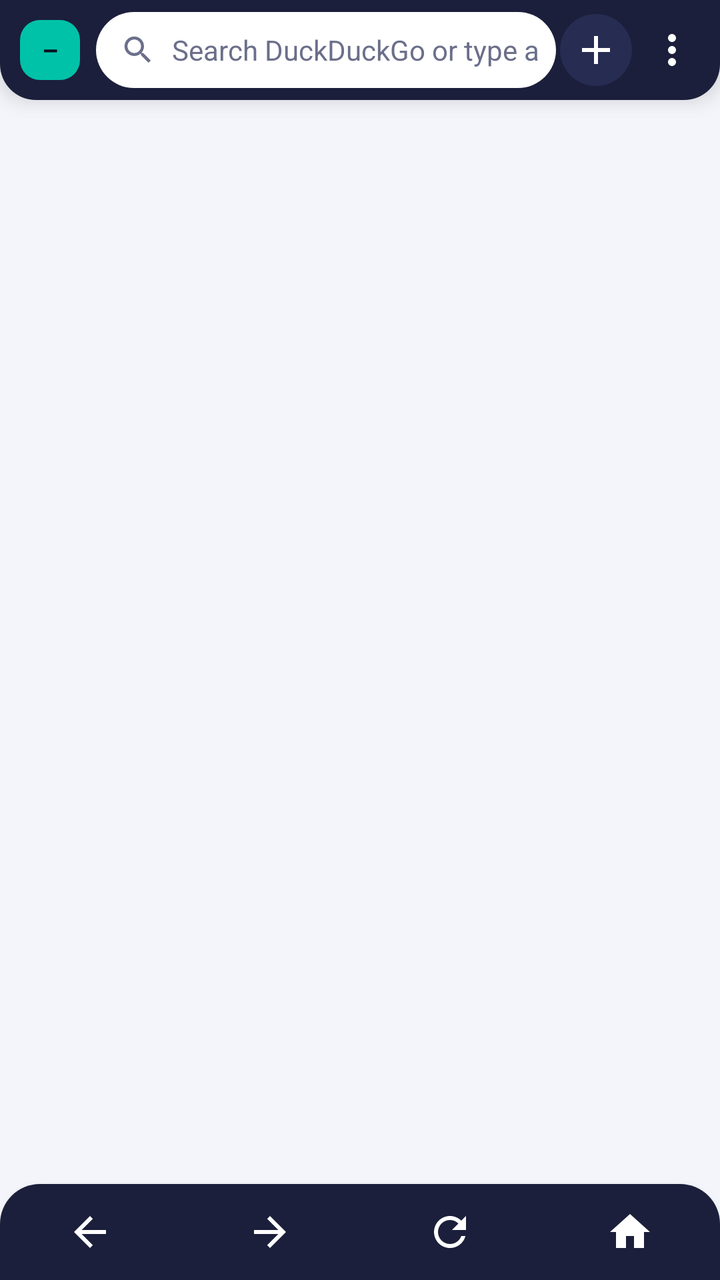
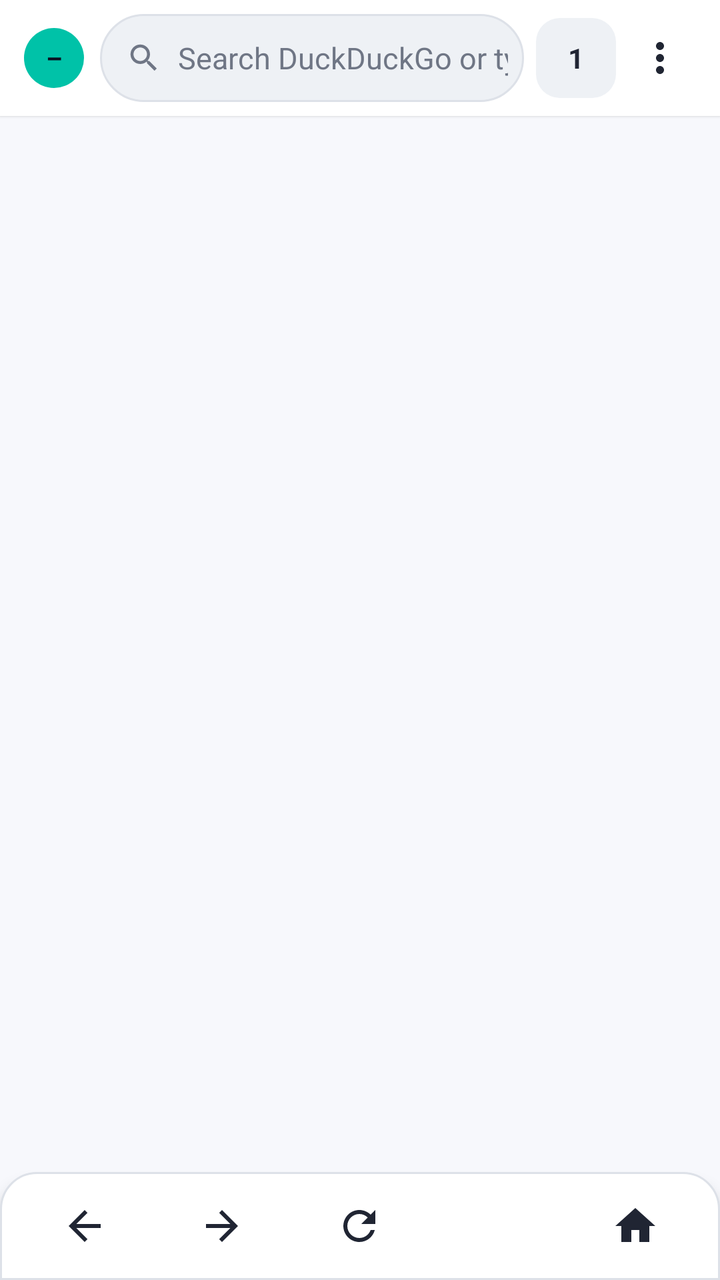

An Android layout rendered at two revisions. The XML below is the earlier revision; the diff shows what the commit changed to produce the second picture.
<!-- AndroidManifest.xml: application theme Theme.PrivBrowse -->
<!-- res/layout/activity_main.xml -->
<?xml version="1.0" encoding="utf-8"?>
<LinearLayout xmlns:android="http://schemas.android.com/apk/res/android"
    xmlns:app="http://schemas.android.com/apk/res-auto"
    android:layout_width="match_parent"
    android:layout_height="match_parent"
    android:orientation="vertical"
    android:background="@color/background_light"
    android:fitsSystemWindows="true">

    
    <LinearLayout
        android:layout_width="match_parent"
        android:layout_height="wrap_content"
        android:orientation="horizontal"
        android:background="@drawable/bg_top_bar"
        android:elevation="6dp"
        android:gravity="center_vertical"
        android:paddingStart="10dp"
        android:paddingEnd="6dp"
        android:paddingTop="6dp"
        android:paddingBottom="6dp">

        
        <TextView
            android:id="@+id/privacyBadge"
            android:layout_width="30dp"
            android:layout_height="30dp"
            android:layout_marginEnd="8dp"
            android:background="@drawable/bg_privacy_badge"
            android:gravity="center"
            android:textColor="@color/on_accent"
            android:textStyle="bold"
            android:textSize="13sp"
            android:text="–"
            android:contentDescription="@string/privacy_score_label" />

        <LinearLayout
            android:layout_width="0dp"
            android:layout_height="38dp"
            android:layout_weight="1"
            android:orientation="horizontal"
            android:gravity="center_vertical"
            android:background="@drawable/bg_url_bar"
            android:paddingStart="12dp"
            android:paddingEnd="6dp">

            <ImageView
                android:layout_width="18dp"
                android:layout_height="18dp"
                android:layout_marginEnd="8dp"
                android:src="@drawable/ic_search_small"
                android:contentDescription="@null" />

            <EditText
                android:id="@+id/urlBar"
                android:layout_width="0dp"
                android:layout_height="match_parent"
                android:layout_weight="1"
                android:background="@android:color/transparent"
                android:paddingTop="0dp"
                android:paddingBottom="0dp"
                android:textColor="@color/text_light"
                android:textColorHint="@color/text_muted_light"
                android:textSize="14sp"
                android:singleLine="true"
                android:imeOptions="actionGo"
                android:inputType="textUri"
                android:hint="@string/url_hint" />
        </LinearLayout>

        <ImageButton
            android:id="@+id/btnTabs"
            android:layout_width="36dp"
            android:layout_height="36dp"
            android:layout_marginStart="2dp"
            android:padding="7dp"
            android:background="@drawable/bg_add_tab_button"
            android:contentDescription="@string/new_tab"
            android:src="@drawable/ic_add" />

        <ImageButton
            android:id="@+id/btnMenu"
            android:layout_width="36dp"
            android:layout_height="36dp"
            android:layout_marginStart="2dp"
            android:padding="7dp"
            android:background="@drawable/ripple_icon_button"
            android:contentDescription="menu"
            android:src="@drawable/ic_more" />
    </LinearLayout>

    
    <androidx.recyclerview.widget.RecyclerView
        android:id="@+id/tabStrip"
        android:layout_width="match_parent"
        android:layout_height="36dp"
        android:background="@color/primary"
        android:clipToPadding="false"
        android:visibility="gone"
        android:paddingStart="10dp"
        android:paddingEnd="10dp"
        android:paddingTop="2dp"
        android:paddingBottom="4dp"
        android:orientation="horizontal"
        app:layoutManager="androidx.recyclerview.widget.LinearLayoutManager" />

    <ProgressBar
        android:id="@+id/progressBar"
        style="?android:attr/progressBarStyleHorizontal"
        android:layout_width="match_parent"
        android:layout_height="3dp"
        android:progressDrawable="@drawable/bg_progress_track"
        android:max="100"
        android:visibility="gone" />

    
    <FrameLayout
        android:id="@+id/webViewContainer"
        android:layout_width="match_parent"
        android:layout_height="0dp"
        android:layout_weight="1"
        android:background="@color/background_light" />

    
    <LinearLayout
        android:layout_width="match_parent"
        android:layout_height="48dp"
        android:orientation="horizontal"
        android:background="@drawable/bg_bottom_nav"
        android:elevation="6dp"
        android:gravity="center">

        <ImageButton
            android:id="@+id/btnBack"
            android:layout_width="0dp"
            android:layout_height="38dp"
            android:layout_weight="1"
            android:padding="9dp"
            android:background="@drawable/ripple_icon_button"
            android:src="@drawable/ic_back"
            android:contentDescription="back" />

        <ImageButton
            android:id="@+id/btnForward"
            android:layout_width="0dp"
            android:layout_height="38dp"
            android:layout_weight="1"
            android:padding="9dp"
            android:background="@drawable/ripple_icon_button"
            android:src="@drawable/ic_forward"
            android:contentDescription="forward" />

        <ImageButton
            android:id="@+id/btnRefresh"
            android:layout_width="0dp"
            android:layout_height="38dp"
            android:layout_weight="1"
            android:padding="9dp"
            android:background="@drawable/ripple_icon_button"
            android:src="@drawable/ic_refresh"
            android:contentDescription="refresh" />

        <ImageButton
            android:id="@+id/btnHome"
            android:layout_width="0dp"
            android:layout_height="38dp"
            android:layout_weight="1"
            android:padding="9dp"
            android:background="@drawable/ripple_icon_button"
            android:src="@drawable/ic_home"
            android:contentDescription="home" />

    </LinearLayout>

</LinearLayout>
<!-- resources referenced by this layout -->
<resources>
  <color name="background_light">#F4F5FA</color>
  <color name="text_light">#1A1A2E</color>
  <color name="text_muted_light">#6B6F8A</color>
  <!-- drawable bg_add_tab_button (drawable) -->
  <?xml version="1.0" encoding="utf-8"?>
  <ripple xmlns:android="http://schemas.android.com/apk/res/android"
      android:color="@color/ripple">
      <item>
          <shape android:shape="oval">
              <solid android:color="@color/primary_light" />
          </shape>
      </item>
  </ripple>
  <!-- drawable bg_bottom_nav (drawable) -->
  <?xml version="1.0" encoding="utf-8"?>
  <shape xmlns:android="http://schemas.android.com/apk/res/android" android:shape="rectangle">
      <solid android:color="@color/primary" />
      <corners android:topLeftRadius="20dp" android:topRightRadius="20dp" />
  </shape>
  <!-- drawable bg_privacy_badge (drawable) -->
  <?xml version="1.0" encoding="utf-8"?>
  <shape xmlns:android="http://schemas.android.com/apk/res/android" android:shape="rectangle">
      <solid android:color="@color/accent" />
      <corners android:radius="10dp" />
  </shape>
  <!-- drawable bg_top_bar (drawable) -->
  <?xml version="1.0" encoding="utf-8"?>
  <shape xmlns:android="http://schemas.android.com/apk/res/android" android:shape="rectangle">
      <solid android:color="@color/primary" />
      <corners android:bottomLeftRadius="18dp" android:bottomRightRadius="18dp" />
  </shape>
  <!-- drawable bg_url_bar (drawable) -->
  <?xml version="1.0" encoding="utf-8"?>
  <shape xmlns:android="http://schemas.android.com/apk/res/android" android:shape="rectangle">
      <solid android:color="@color/surface_light" />
      <corners android:radius="24dp" />
  </shape>
  <!-- drawable ic_add (drawable) -->
  <vector xmlns:android="http://schemas.android.com/apk/res/android"
      android:width="24dp" android:height="24dp"
      android:viewportWidth="24" android:viewportHeight="24"
      android:tint="@android:color/white">
      <path
          android:fillColor="@android:color/white"
          android:pathData="M19,13h-6v6h-2v-6L5,13v-2h6L11,5h2v6h6v2z"/>
  </vector>
  <!-- drawable ic_back (drawable) -->
  <vector xmlns:android="http://schemas.android.com/apk/res/android"
      android:width="24dp" android:height="24dp"
      android:viewportWidth="24" android:viewportHeight="24"
      android:tint="@android:color/white">
      <path
          android:fillColor="@android:color/white"
          android:pathData="M20,11H7.83l5.59,-5.59L12,4l-8,8 8,8 1.41,-1.41L7.83,13H20v-2z"/>
  </vector>
  <!-- drawable ic_forward (drawable) -->
  <vector xmlns:android="http://schemas.android.com/apk/res/android"
      android:width="24dp" android:height="24dp"
      android:viewportWidth="24" android:viewportHeight="24"
      android:tint="@android:color/white">
      <path
          android:fillColor="@android:color/white"
          android:pathData="M4,11v2h12.17l-5.59,5.59L12,20l8,-8 -8,-8 -1.41,1.41L16.17,11H4z"/>
  </vector>
  <!-- drawable ic_home (drawable) -->
  <vector xmlns:android="http://schemas.android.com/apk/res/android"
      android:width="24dp" android:height="24dp"
      android:viewportWidth="24" android:viewportHeight="24"
      android:tint="@android:color/white">
      <path
          android:fillColor="@android:color/white"
          android:pathData="M10,20v-6h4v6h5v-8h3L12,3 2,12h3v8z"/>
  </vector>
  <!-- drawable ic_more (drawable) -->
  <vector xmlns:android="http://schemas.android.com/apk/res/android"
      android:width="24dp" android:height="24dp"
      android:viewportWidth="24" android:viewportHeight="24"
      android:tint="@android:color/white">
      <path
          android:fillColor="@android:color/white"
          android:pathData="M12,8c1.1,0 2,-0.9 2,-2s-0.9,-2 -2,-2 -2,0.9 -2,2 0.9,2 2,2zM12,10c-1.1,0 -2,0.9 -2,2s0.9,2 2,2 2,-0.9 2,-2 -0.9,-2 -2,-2zM12,16c-1.1,0 -2,0.9 -2,2s0.9,2 2,2 2,-0.9 2,-2 -0.9,-2 -2,-2z"/>
  </vector>
  <!-- drawable ic_refresh (drawable) -->
  <vector xmlns:android="http://schemas.android.com/apk/res/android"
      android:width="24dp" android:height="24dp"
      android:viewportWidth="24" android:viewportHeight="24"
      android:tint="@android:color/white">
      <path
          android:fillColor="@android:color/white"
          android:pathData="M17.65,6.35C16.2,4.9 14.21,4 12,4c-4.42,0 -7.99,3.58 -7.99,8s3.57,8 7.99,8c3.73,0 6.84,-2.55 7.73,-6h-2.08c-0.82,2.33 -3.04,4 -5.65,4 -3.31,0 -6,-2.69 -6,-6s2.69,-6 6,-6c1.66,0 3.14,0.69 4.22,1.78L13,11h7V4l-2.35,2.35z"/>
  </vector>
  <!-- drawable ic_search_small (drawable) -->
  <vector xmlns:android="http://schemas.android.com/apk/res/android"
      android:width="18dp" android:height="18dp"
      android:viewportWidth="24" android:viewportHeight="24"
      android:tint="@color/text_muted_light">
      <path
          android:fillColor="@android:color/white"
          android:pathData="M15.5,14h-0.79l-0.28,-0.27C15.41,12.59 16,11.11 16,9.5 16,5.91 13.09,3 9.5,3S3,5.91 3,9.5 5.91,16 9.5,16c1.61,0 3.09,-0.59 4.23,-1.57l0.27,0.28v0.79l5,4.99L20.49,19l-4.99,-5zM9.5,14C7.01,14 5,11.99 5,9.5S7.01,5 9.5,5 14,7.01 14,9.5 11.99,14 9.5,14z"/>
  </vector>
  <color name="ripple">#33FFFFFF</color>
  <color name="primary_light">#272C52</color>
  <!-- unchanged entries left out for length: 12 -->
</resources>

<!-- the commit's change to res/layout/activity_main.xml (unified diff, before → after) -->
@@ -7,20 +7,18 @@
     android:background="@color/background_light"
     android:fitsSystemWindows="true">
 
-    
     <LinearLayout
         android:layout_width="match_parent"
         android:layout_height="wrap_content"
         android:orientation="horizontal"
-        android:background="@drawable/bg_top_bar"
-        android:elevation="6dp"
+        android:background="@color/surface_light"
+        android:elevation="1dp"
         android:gravity="center_vertical"
-        android:paddingStart="10dp"
-        android:paddingEnd="6dp"
-        android:paddingTop="6dp"
-        android:paddingBottom="6dp">
+        android:paddingStart="12dp"
+        android:paddingEnd="10dp"
+        android:paddingTop="7dp"
+        android:paddingBottom="7dp">
 
-        
         <TextView
             android:id="@+id/privacyBadge"
             android:layout_width="30dp"
@@ -36,13 +34,13 @@
 
         <LinearLayout
             android:layout_width="0dp"
-            android:layout_height="38dp"
+            android:layout_height="44dp"
             android:layout_weight="1"
             android:orientation="horizontal"
             android:gravity="center_vertical"
             android:background="@drawable/bg_url_bar"
-            android:paddingStart="12dp"
-            android:paddingEnd="6dp">
+            android:paddingStart="13dp"
+            android:paddingEnd="8dp">
 
             <ImageView
                 android:layout_width="18dp"
@@ -61,59 +59,61 @@
                 android:paddingBottom="0dp"
                 android:textColor="@color/text_light"
                 android:textColorHint="@color/text_muted_light"
-                android:textSize="14sp"
+                android:textSize="15sp"
                 android:singleLine="true"
                 android:imeOptions="actionGo"
                 android:inputType="textUri"
                 android:hint="@string/url_hint" />
         </LinearLayout>
 
-        <ImageButton
+        <TextView
             android:id="@+id/btnTabs"
-            android:layout_width="36dp"
-            android:layout_height="36dp"
-            android:layout_marginStart="2dp"
-            android:padding="7dp"
+            android:layout_width="40dp"
+            android:layout_height="40dp"
+            android:layout_marginStart="6dp"
             android:background="@drawable/bg_add_tab_button"
-            android:contentDescription="@string/new_tab"
-            android:src="@drawable/ic_add" />
+            android:gravity="center"
+            android:text="1"
+            android:textColor="@color/text_light"
+            android:textStyle="bold"
+            android:textSize="14sp"
+            android:clickable="true"
+            android:focusable="true"
+            android:contentDescription="@string/new_tab" />
 
         <ImageButton
             android:id="@+id/btnMenu"
-            android:layout_width="36dp"
-            android:layout_height="36dp"
+            android:layout_width="40dp"
+            android:layout_height="40dp"
             android:layout_marginStart="2dp"
-            android:padding="7dp"
+            android:padding="8dp"
             android:background="@drawable/ripple_icon_button"
-            android:contentDescription="menu"
+            android:contentDescription="Menu"
             android:src="@drawable/ic_more" />
     </LinearLayout>
 
-    
     <androidx.recyclerview.widget.RecyclerView
         android:id="@+id/tabStrip"
         android:layout_width="match_parent"
         android:layout_height="36dp"
-        android:background="@color/primary"
+        android:background="@color/surface_light"
         android:clipToPadding="false"
         android:visibility="gone"
         android:paddingStart="10dp"
         android:paddingEnd="10dp"
-        android:paddingTop="2dp"
-        android:paddingBottom="4dp"
-        android:orientation="horizontal"
+        android:paddingTop="3dp"
+        android:paddingBottom="5dp"
         app:layoutManager="androidx.recyclerview.widget.LinearLayoutManager" />
 
     <ProgressBar
         android:id="@+id/progressBar"
         style="?android:attr/progressBarStyleHorizontal"
         android:layout_width="match_parent"
-        android:layout_height="3dp"
+        android:layout_height="2dp"
         android:progressDrawable="@drawable/bg_progress_track"
         android:max="100"
         android:visibility="gone" />
 
-    
     <FrameLayout
         android:id="@+id/webViewContainer"
         android:layout_width="match_parent"
@@ -121,55 +121,72 @@
         android:layout_weight="1"
         android:background="@color/background_light" />
 
-    
     <LinearLayout
         android:layout_width="match_parent"
-        android:layout_height="48dp"
+        android:layout_height="54dp"
         android:orientation="horizontal"
         android:background="@drawable/bg_bottom_nav"
-        android:elevation="6dp"
-        android:gravity="center">
+        android:elevation="5dp"
+        android:gravity="center"
+        android:paddingStart="8dp"
+        android:paddingEnd="8dp"
+        android:paddingTop="4dp"
+        android:paddingBottom="4dp">
 
         <ImageButton
             android:id="@+id/btnBack"
             android:layout_width="0dp"
-            android:layout_height="38dp"
+            android:layout_height="44dp"
             android:layout_weight="1"
-            android:padding="9dp"
+            android:maxWidth="64dp"
+            android:padding="10dp"
             android:background="@drawable/ripple_icon_button"
             android:src="@drawable/ic_back"
-            android:contentDescription="back" />
+            android:contentDescription="Back" />
 
         <ImageButton
             android:id="@+id/btnForward"
             android:layout_width="0dp"
-            android:layout_height="38dp"
+            android:layout_height="44dp"
             android:layout_weight="1"
-            android:padding="9dp"
+            android:maxWidth="64dp"
+            android:padding="10dp"
             android:background="@drawable/ripple_icon_button"
             android:src="@drawable/ic_forward"
-            android:contentDescription="forward" />
+            android:contentDescription="Forward" />
 
         <ImageButton
             android:id="@+id/btnRefresh"
             android:layout_width="0dp"
-            android:layout_height="38dp"
+            android:layout_height="44dp"
             android:layout_weight="1"
-            android:padding="9dp"
+            android:maxWidth="64dp"
+            android:padding="10dp"
             android:background="@drawable/ripple_icon_button"
             android:src="@drawable/ic_refresh"
-            android:contentDescription="refresh" />
+            android:contentDescription="Refresh" />
+
+        <ImageButton
+            android:id="@+id/btnTools"
+            android:layout_width="0dp"
+            android:layout_height="44dp"
+            android:layout_weight="1"
+            android:maxWidth="64dp"
+            android:padding="10dp"
+            android:background="@drawable/ripple_icon_button"
+            android:src="@drawable/ic_tools"
+            android:contentDescription="Page tools" />
 
         <ImageButton
             android:id="@+id/btnHome"
             android:layout_width="0dp"
-            android:layout_height="38dp"
+            android:layout_height="44dp"
             android:layout_weight="1"
-            android:padding="9dp"
+            android:maxWidth="64dp"
+            android:padding="10dp"
             android:background="@drawable/ripple_icon_button"
             android:src="@drawable/ic_home"
-            android:contentDescription="home" />
-
+            android:contentDescription="Home" />
     </LinearLayout>
 
 </LinearLayout>
<!-- resource entries referenced after the edit -->
@@ -1,94 +1,81 @@
 <!-- resources referenced by this layout -->
 <resources>
-  <color name="background_light">#F4F5FA</color>
-  <color name="text_light">#1A1A2E</color>
-  <color name="text_muted_light">#6B6F8A</color>
+  <color name="background_light">#F7F8FC</color>
+  <color name="text_light">#202533</color>
+  <color name="text_muted_light">#6F7685</color>
   <!-- drawable bg_add_tab_button (drawable) -->
   <?xml version="1.0" encoding="utf-8"?>
   <ripple xmlns:android="http://schemas.android.com/apk/res/android"
       android:color="@color/ripple">
       <item>
-          <shape android:shape="oval">
-              <solid android:color="@color/primary_light" />
+          <shape android:shape="rectangle">
+              <solid android:color="@color/surface_light_alt" />
+              <corners android:radius="12dp" />
           </shape>
       </item>
   </ripple>
   <!-- drawable bg_bottom_nav (drawable) -->
   <?xml version="1.0" encoding="utf-8"?>
   <shape xmlns:android="http://schemas.android.com/apk/res/android" android:shape="rectangle">
-      <solid android:color="@color/primary" />
-      <corners android:topLeftRadius="20dp" android:topRightRadius="20dp" />
+      <solid android:color="@color/surface_light" />
+      <corners android:topLeftRadius="18dp" android:topRightRadius="18dp" />
+      <stroke android:width="1dp" android:color="@color/divider" />
   </shape>
   <!-- drawable bg_privacy_badge (drawable) -->
   <?xml version="1.0" encoding="utf-8"?>
-  <shape xmlns:android="http://schemas.android.com/apk/res/android" android:shape="rectangle">
+  <shape xmlns:android="http://schemas.android.com/apk/res/android" android:shape="oval">
       <solid android:color="@color/accent" />
-      <corners android:radius="10dp" />
-  </shape>
-  <!-- drawable bg_top_bar (drawable) -->
-  <?xml version="1.0" encoding="utf-8"?>
-  <shape xmlns:android="http://schemas.android.com/apk/res/android" android:shape="rectangle">
-      <solid android:color="@color/primary" />
-      <corners android:bottomLeftRadius="18dp" android:bottomRightRadius="18dp" />
   </shape>
   <!-- drawable bg_url_bar (drawable) -->
   <?xml version="1.0" encoding="utf-8"?>
   <shape xmlns:android="http://schemas.android.com/apk/res/android" android:shape="rectangle">
-      <solid android:color="@color/surface_light" />
-      <corners android:radius="24dp" />
+      <solid android:color="@color/surface_light_alt" />
+      <corners android:radius="22dp" />
+      <stroke android:width="1dp" android:color="@color/divider" />
   </shape>
-  <!-- drawable ic_add (drawable) -->
-  <vector xmlns:android="http://schemas.android.com/apk/res/android"
-      android:width="24dp" android:height="24dp"
-      android:viewportWidth="24" android:viewportHeight="24"
-      android:tint="@android:color/white">
-      <path
-          android:fillColor="@android:color/white"
-          android:pathData="M19,13h-6v6h-2v-6L5,13v-2h6L11,5h2v6h6v2z"/>
-  </vector>
   <!-- drawable ic_back (drawable) -->
   <vector xmlns:android="http://schemas.android.com/apk/res/android"
       android:width="24dp" android:height="24dp"
       android:viewportWidth="24" android:viewportHeight="24"
-      android:tint="@android:color/white">
+      android:tint="@color/text_light">
       <path
-          android:fillColor="@android:color/white"
+          android:fillColor="@color/text_light"
           android:pathData="M20,11H7.83l5.59,-5.59L12,4l-8,8 8,8 1.41,-1.41L7.83,13H20v-2z"/>
   </vector>
   <!-- drawable ic_forward (drawable) -->
   <vector xmlns:android="http://schemas.android.com/apk/res/android"
       android:width="24dp" android:height="24dp"
       android:viewportWidth="24" android:viewportHeight="24"
-      android:tint="@android:color/white">
+      android:tint="@color/text_light">
       <path
-          android:fillColor="@android:color/white"
+          android:fillColor="@color/text_light"
           android:pathData="M4,11v2h12.17l-5.59,5.59L12,20l8,-8 -8,-8 -1.41,1.41L16.17,11H4z"/>
   </vector>
   <!-- drawable ic_home (drawable) -->
   <vector xmlns:android="http://schemas.android.com/apk/res/android"
       android:width="24dp" android:height="24dp"
       android:viewportWidth="24" android:viewportHeight="24"
-      android:tint="@android:color/white">
+      android:tint="@color/text_light">
       <path
-          android:fillColor="@android:color/white"
+          android:fillColor="@color/text_light"
           android:pathData="M10,20v-6h4v6h5v-8h3L12,3 2,12h3v8z"/>
   </vector>
   <!-- drawable ic_more (drawable) -->
   <vector xmlns:android="http://schemas.android.com/apk/res/android"
       android:width="24dp" android:height="24dp"
       android:viewportWidth="24" android:viewportHeight="24"
-      android:tint="@android:color/white">
+      android:tint="@color/text_light">
       <path
-          android:fillColor="@android:color/white"
+          android:fillColor="@color/text_light"
           android:pathData="M12,8c1.1,0 2,-0.9 2,-2s-0.9,-2 -2,-2 -2,0.9 -2,2 0.9,2 2,2zM12,10c-1.1,0 -2,0.9 -2,2s0.9,2 2,2 2,-0.9 2,-2 -0.9,-2 -2,-2zM12,16c-1.1,0 -2,0.9 -2,2s0.9,2 2,2 2,-0.9 2,-2 -0.9,-2 -2,-2z"/>
   </vector>
   <!-- drawable ic_refresh (drawable) -->
   <vector xmlns:android="http://schemas.android.com/apk/res/android"
       android:width="24dp" android:height="24dp"
       android:viewportWidth="24" android:viewportHeight="24"
-      android:tint="@android:color/white">
+      android:tint="@color/text_light">
       <path
-          android:fillColor="@android:color/white"
+          android:fillColor="@color/text_light"
           android:pathData="M17.65,6.35C16.2,4.9 14.21,4 12,4c-4.42,0 -7.99,3.58 -7.99,8s3.57,8 7.99,8c3.73,0 6.84,-2.55 7.73,-6h-2.08c-0.82,2.33 -3.04,4 -5.65,4 -3.31,0 -6,-2.69 -6,-6s2.69,-6 6,-6c1.66,0 3.14,0.69 4.22,1.78L13,11h7V4l-2.35,2.35z"/>
   </vector>
   <!-- drawable ic_search_small (drawable) -->
@@ -97,11 +84,16 @@
       android:viewportWidth="24" android:viewportHeight="24"
       android:tint="@color/text_muted_light">
       <path
-          android:fillColor="@android:color/white"
+          android:fillColor="@color/text_muted_light"
           android:pathData="M15.5,14h-0.79l-0.28,-0.27C15.41,12.59 16,11.11 16,9.5 16,5.91 13.09,3 9.5,3S3,5.91 3,9.5 5.91,16 9.5,16c1.61,0 3.09,-0.59 4.23,-1.57l0.27,0.28v0.79l5,4.99L20.49,19l-4.99,-5zM9.5,14C7.01,14 5,11.99 5,9.5S7.01,5 9.5,5 14,7.01 14,9.5 11.99,14 9.5,14z"/>
   </vector>
-  <color name="ripple">#33FFFFFF</color>
-  <color name="primary_light">#272C52</color>
+  <!-- drawable ic_tools (drawable) -->
+  <vector xmlns:android="http://schemas.android.com/apk/res/android" android:width="24dp" android:height="24dp" android:viewportWidth="24" android:viewportHeight="24">
+      <path android:fillColor="#FFFFFFFF" android:pathData="M19.14,12.94c0.04,-0.31 0.06,-0.63 0.06,-0.94s-0.02,-0.63 -0.06,-0.94l2.03,-1.58c0.18,-0.14 0.23,-0.4 0.12,-0.61l-1.92,-3.32c-0.12,-0.22 -0.37,-0.31 -0.6,-0.22l-2.39,0.96c-0.5,-0.38 -1.05,-0.69 -1.66,-0.9L14.36,2.8C14.32,2.34 13.92,2 13.45,2h-3.9c-0.46,0 -0.86,0.34 -0.92,0.8L8.27,5.39c-0.61,0.21 -1.16,0.52 -1.66,0.9L4.22,5.33c-0.43,-0.15 -0.9,0.03 -1.12,0.42L1.18,9.07c-0.23,0.4 -0.13,0.9 0.24,1.18l2.03,1.58c-0.04,0.31 -0.07,0.64 -0.07,0.96s0.03,0.65 0.07,0.96l-2.03,1.58c-0.37,0.28 -0.47,0.78 -0.24,1.18l1.92,3.32c0.22,0.39 0.69,0.57 1.12,0.42l2.39,-0.96c0.5,0.38 1.05,0.69 1.66,0.9l0.36,2.59c0.06,0.46 0.46,0.8 0.92,0.8h3.9c0.46,0 0.86,-0.34 0.92,-0.8l0.36,-2.59c0.61,-0.21 1.16,-0.52 1.66,-0.9l2.39,0.96c0.43,0.15 0.9,-0.03 1.12,-0.42l1.92,-3.32c0.12,-0.22 0.07,-0.48 -0.12,-0.61l-2.03,-1.58zM11.5,15.5A3.5,3.5 0,1 1,11.5 8a3.5,3.5 0,0 1,0 7.5z" />
+  </vector>
+  <color name="ripple">#2000C2A8</color>
+  <color name="surface_light_alt">#EEF1F5</color>
+  <color name="divider">#DDE1E8</color>
   <!-- unchanged entries left out for length: 12 -->
 </resources>
 
